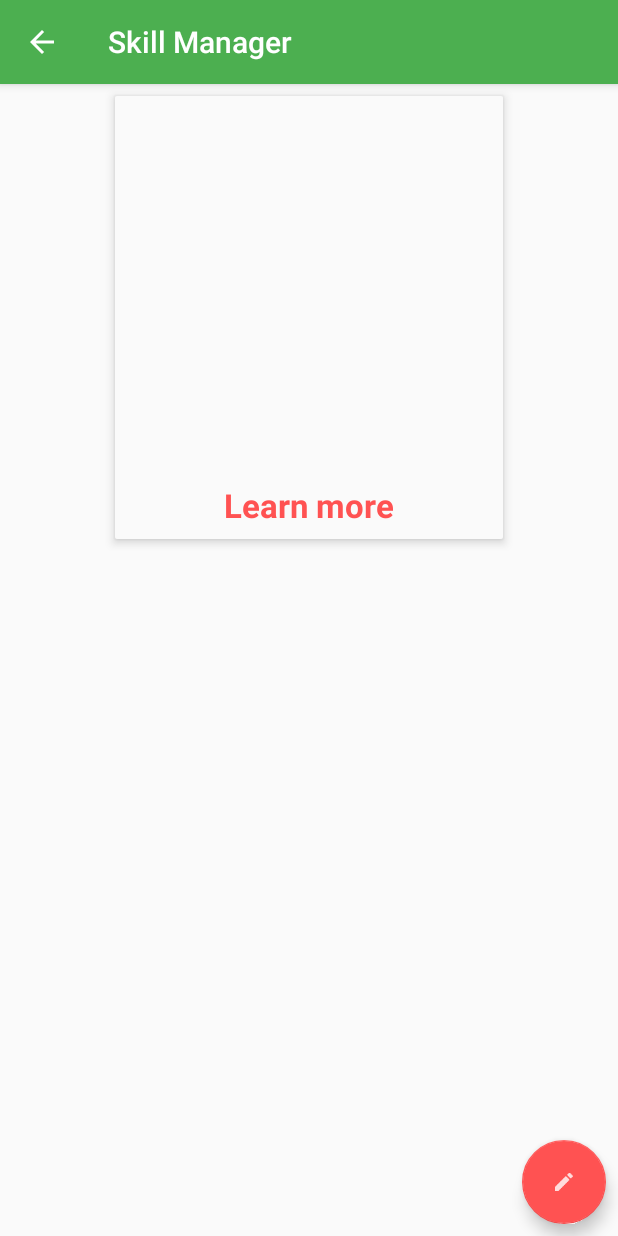
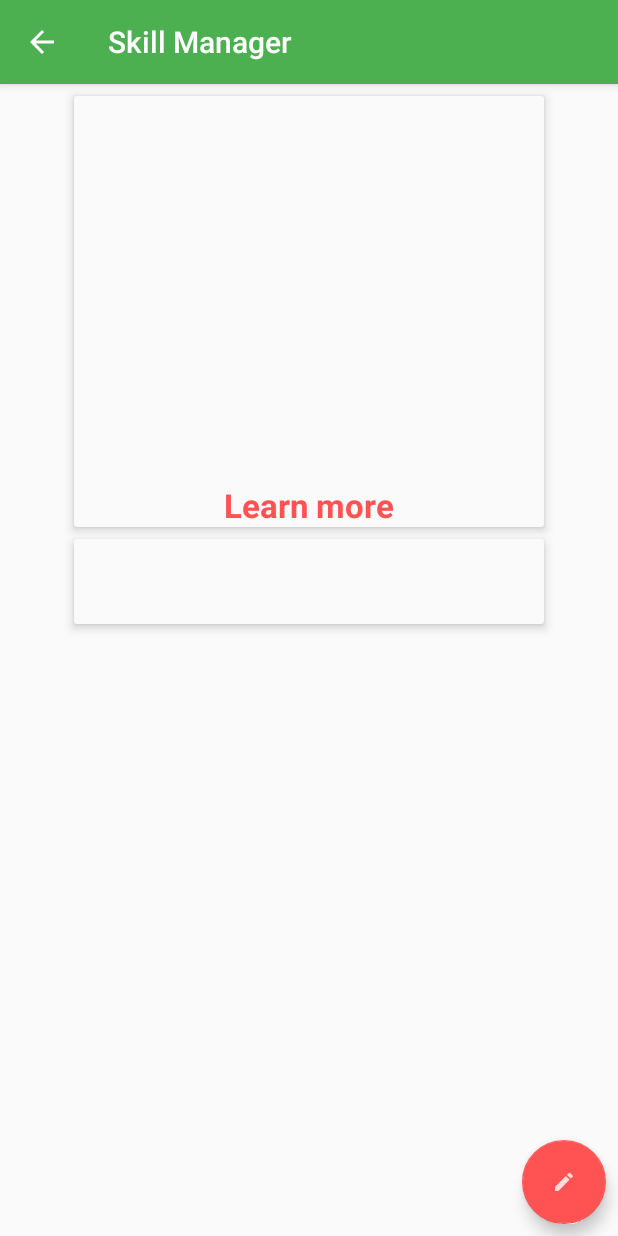
Before and after one commit to pedrofelipemm/Android-Developer-Nanodegree-Capstone-Project-Skill-Manager, an Android app: the SkillActivity screen opened directly, with no data from a screen before it, on a phone screen of 412 x 824 dp. Run offline under Robolectric (Android 15) with nearby library versions, the phone set to English and light mode, and no system bars; our stand-ins replace ButterKnife, Picasso.

Commit message:
ActivitySkill - redesign and land layout

```diff
--- a/app/src/main/java/study/pmoreira/skillmanager/ui/skill/SkillActivity.java
+++ b/app/src/main/java/study/pmoreira/skillmanager/ui/skill/SkillActivity.java
@@ -3,6 +3,7 @@ package study.pmoreira.skillmanager.ui.skill;
 import android.content.Context;
 import android.content.Intent;
 import android.os.Bundle;
+import android.support.annotation.Nullable;
 import android.support.design.widget.FloatingActionButton;
 import android.support.v7.widget.CardView;
 import android.view.View;
@@ -28,6 +29,10 @@ public class SkillActivity extends BaseActivity {
     @BindView(R.id.cardview)
     CardView mCardView;
 
+    @Nullable
+    @BindView(R.id.skill_name_textview)
+    TextView mNameTextView;
+
     @BindView(R.id.skill_description_textview)
     TextView mDescriptionTextView;
 
@@ -52,6 +57,7 @@ public class SkillActivity extends BaseActivity {
     }
 
     public void setupViews(final Skill skill) {
+        if (mNameTextView != null) mNameTextView.setText(skill.getName());
         mDescriptionTextView.setText(skill.getDescription());
 
         Picasso.with(this)
--- /dev/null
+++ b/app/src/main/res/layout-land/activity_skill.xml
@@ -0,0 +1,128 @@
+<?xml version="1.0" encoding="utf-8"?>
+<android.support.constraint.ConstraintLayout
+    xmlns:android="http://schemas.android.com/apk/res/android"
+    xmlns:app="http://schemas.android.com/apk/res-auto"
+    xmlns:tools="http://schemas.android.com/tools"
+    android:layout_width="match_parent"
+    android:layout_height="match_parent"
+    tools:context="study.pmoreira.skillmanager.ui.skill.SkillActivity">
+
+    <android.support.constraint.Guideline
+        android:id="@+id/guideline"
+        android:layout_width="wrap_content"
+        android:layout_height="wrap_content"
+        android:orientation="vertical"
+        app:layout_constraintGuide_percent="0.4"/>
+
+    <android.support.v7.widget.CardView
+        android:id="@+id/cardview"
+        android:layout_width="0dp"
+        android:layout_height="0dp"
+        android:layout_margin="@dimen/default_margin"
+        android:clickable="true"
+        android:focusable="true"
+        android:foreground="?selectableItemBackground"
+        app:cardCornerRadius="@dimen/cardRadius"
+        app:cardElevation="@dimen/cardElevation"
+        app:cardPreventCornerOverlap="false"
+        app:cardBackgroundColor="@color/cardViewBackground"
+        app:layout_constraintBottom_toBottomOf="parent"
+        app:layout_constraintLeft_toLeftOf="parent"
+        app:layout_constraintRight_toLeftOf="@+id/guideline"
+        app:layout_constraintTop_toTopOf="parent">
+
+        <android.support.constraint.ConstraintLayout
+            android:layout_width="match_parent"
+            android:layout_height="match_parent">
+
+            <ImageView
+                android:id="@+id/skill_pic_imageview"
+                android:layout_width="0dp"
+                android:layout_height="0dp"
+                android:layout_marginBottom="@dimen/default_margin"
+                android:contentDescription="@string/skill_image_content_description"
+                android:scaleType="centerCrop"
+                app:layout_constraintBottom_toTopOf="@+id/learn_more_textview"
+                app:layout_constraintLeft_toLeftOf="parent"
+                app:layout_constraintRight_toRightOf="parent"
+                app:layout_constraintTop_toTopOf="parent"
+                tools:src="@drawable/skill_placeholder"/>
+
+            <TextView
+                android:id="@+id/learn_more_textview"
+                style="@style/TextAppearance.AppCompat.Large"
+                android:layout_width="wrap_content"
+                android:layout_height="wrap_content"
+                android:layout_margin="@dimen/default_margin"
+                android:text="@string/learn_more"
+                android:textColor="@color/colorAccent"
+                android:textStyle="bold"
+                app:layout_constraintBottom_toBottomOf="parent"
+                app:layout_constraintLeft_toLeftOf="parent"
+                app:layout_constraintRight_toRightOf="parent"/>
+
+        </android.support.constraint.ConstraintLayout>
+
+    </android.support.v7.widget.CardView>
+
+    <TextView
+        android:id="@+id/skill_name_textview"
+        style="@style/TextAppearance.AppCompat.Large"
+        android:layout_width="wrap_content"
+        android:layout_height="wrap_content"
+        android:layout_margin="@dimen/default_margin2x"
+        android:ellipsize="end"
+        android:maxLines="1"
+        app:layout_constraintBottom_toTopOf="@id/scrollView"
+        app:layout_constraintLeft_toLeftOf="@+id/guideline"
+        app:layout_constraintRight_toRightOf="@+id/scrollView"
+        app:layout_constraintTop_toTopOf="parent"
+        tools:text="Peter Park Very Long "/>
+
+    <ScrollView
+        android:id="@+id/scrollView"
+        android:layout_width="0dp"
+        android:layout_height="0dp"
+        app:layout_constraintBottom_toBottomOf="parent"
+        app:layout_constraintLeft_toLeftOf="@id/guideline"
+        app:layout_constraintRight_toRightOf="parent"
+        app:layout_constraintTop_toBottomOf="@id/skill_name_textview">
+
+        <android.support.v7.widget.CardView
+            android:id="@+id/description_cardview"
+            android:layout_width="match_parent"
+            android:layout_height="wrap_content"
+            android:layout_margin="@dimen/default_margin"
+            android:clickable="true"
+            android:focusable="true"
+            android:foreground="?selectableItemBackground"
+            app:cardCornerRadius="@dimen/cardRadius"
+            app:cardElevation="@dimen/cardElevation"
+            app:cardPreventCornerOverlap="false"
+            app:layout_constraintBottom_toBottomOf="parent"
+            app:layout_constraintLeft_toLeftOf="parent"
+            app:layout_constraintRight_toLeftOf="@+id/guideline"
+            app:layout_constraintTop_toTopOf="parent">
+
+            <TextView
+                android:id="@+id/skill_description_textview"
+                style="@style/TextAppearance.AppCompat.Medium"
+                android:layout_width="match_parent"
+                android:layout_height="wrap_content"
+                android:layout_margin="@dimen/default_margin2x"
+                tools:text="Android is a mobile operating system developed by Google, based on the Linux kernel and designed primarily for touchscreen mobile devices such as smartphones and tablets. https://en.wikipedia.org/wiki/Android_(operating_system)"/>
+
+        </android.support.v7.widget.CardView>
+
+    </ScrollView>
+
+    <android.support.design.widget.FloatingActionButton
+        android:id="@+id/skill_fab"
+        style="@style/default_fab"
+        android:layout_width="@dimen/default_fab_dimen"
+        android:layout_height="@dimen/default_fab_dimen"
+        android:src="@drawable/ic_edit"
+        app:layout_constraintBottom_toBottomOf="parent"
+        app:layout_constraintRight_toRightOf="parent"/>
+
+</android.support.constraint.ConstraintLayout>
--- a/app/src/main/res/layout/activity_skill.xml
+++ b/app/src/main/res/layout/activity_skill.xml
@@ -1,5 +1,4 @@
 <?xml version="1.0" encoding="utf-8"?>
-<!-- TODO: land layout -->
 <FrameLayout
     xmlns:android="http://schemas.android.com/apk/res/android"
     xmlns:app="http://schemas.android.com/apk/res-auto"
@@ -12,53 +11,61 @@
         android:layout_width="match_parent"
         android:layout_height="match_parent">
 
-        <LinearLayout
-            android:layout_width="match_parent"
-            android:layout_height="wrap_content"
-            android:orientation="vertical">
-
-            <LinearLayout
+        <android.support.constraint.ConstraintLayout
             android:layout_width="match_parent"
             android:layout_height="wrap_content">
 
-                <View
-                    android:layout_width="0dp"
-                    android:layout_height="0dp"
-                    android:layout_weight="1"
-                    android:visibility="invisible"/>
+            <android.support.constraint.Guideline
+                android:id="@+id/guideline"
+                android:layout_width="wrap_content"
+                android:layout_height="wrap_content"
+                android:orientation="vertical"
+                app:layout_constraintGuide_percent="0.1"
+                tools:layout_editor_absoluteX="39dp"
+                tools:layout_editor_absoluteY="81dp"/>
 
-                <FrameLayout
-                    android:layout_width="0dp"
+            <android.support.constraint.Guideline
+                android:id="@+id/guideline2"
+                android:layout_width="wrap_content"
                 android:layout_height="wrap_content"
-                    android:layout_weight="4">
+                android:orientation="vertical"
+                app:layout_constraintGuide_percent="0.9"
+                tools:layout_editor_absoluteX="346dp"
+                tools:layout_editor_absoluteY="81dp"/>
 
             <android.support.v7.widget.CardView
                 android:id="@+id/cardview"
-                        android:layout_width="match_parent"
+                android:layout_width="0dp"
                 android:layout_height="wrap_content"
                 android:layout_margin="@dimen/default_margin"
                 android:clickable="true"
                 android:focusable="true"
                 android:foreground="?selectableItemBackground"
+                app:cardBackgroundColor="@color/cardViewBackground"
                 app:cardCornerRadius="@dimen/cardRadius"
                 app:cardElevation="@dimen/cardElevation"
-                        app:cardPreventCornerOverlap="false">
+                app:cardPreventCornerOverlap="false"
+                app:layout_constraintLeft_toLeftOf="@+id/guideline"
+                app:layout_constraintRight_toLeftOf="@+id/guideline2"
+                app:layout_constraintTop_toTopOf="parent">
 
-                        <LinearLayout
+                <android.support.constraint.ConstraintLayout
                     android:layout_width="match_parent"
-                            android:layout_height="wrap_content"
-                            android:background="#FAFAFA"
-                            android:orientation="vertical">
+                    android:layout_height="wrap_content">
 
                     <ImageView
                         android:id="@+id/skill_pic_imageview"
-                                android:layout_width="match_parent"
-                                android:layout_height="@dimen/skillImageHeight"
+                        android:layout_width="0dp"
+                        android:layout_height="250dp"
                         android:contentDescription="@string/skill_image_content_description"
                         android:scaleType="centerCrop"
+                        app:layout_constraintLeft_toLeftOf="parent"
+                        app:layout_constraintRight_toRightOf="parent"
+                        app:layout_constraintTop_toTopOf="parent"
                         tools:src="@color/colorPrimary"/>
 
                     <TextView
+                        android:id="@+id/learn_more_textview"
                         style="@style/TextAppearance.AppCompat.Large"
                         android:layout_width="wrap_content"
                         android:layout_height="wrap_content"
@@ -66,31 +73,61 @@
                         android:layout_margin="@dimen/default_margin"
                         android:text="@string/learn_more"
                         android:textColor="@color/colorAccent"
-                                android:textStyle="bold"/>
+                        android:textStyle="bold"
+                        app:layout_constraintLeft_toLeftOf="parent"
+                        app:layout_constraintRight_toRightOf="parent"
+                        app:layout_constraintTop_toBottomOf="@+id/skill_pic_imageview"/>
 
-                        </LinearLayout>
+
+                </android.support.constraint.ConstraintLayout>
 
             </android.support.v7.widget.CardView>
 
-                </FrameLayout>
+            <android.support.v7.widget.CardView
+                android:id="@+id/desc_cardview"
+                android:layout_width="0dp"
+                android:layout_height="wrap_content"
+                android:layout_margin="@dimen/default_margin"
+                android:clickable="true"
+                android:focusable="true"
+                android:foreground="?selectableItemBackground"
+                app:cardBackgroundColor="@color/cardViewBackground"
+                app:cardCornerRadius="@dimen/cardRadius"
+                app:cardElevation="@dimen/cardElevation"
+                app:cardPreventCornerOverlap="false"
+                app:layout_constraintLeft_toLeftOf="@+id/guideline"
+                app:layout_constraintRight_toLeftOf="@+id/guideline2"
+                app:layout_constraintTop_toBottomOf="@id/cardview">
 
-                <View
-                    android:layout_width="0dp"
-                    android:layout_height="0dp"
-                    android:layout_weight="1"
-                    android:visibility="invisible"/>
-
-            </LinearLayout>
+                <android.support.constraint.ConstraintLayout
+                    android:layout_width="match_parent"
+                    android:layout_height="wrap_content">
 
                     <TextView
                         android:id="@+id/skill_description_textview"
                         style="@style/TextAppearance.AppCompat.Medium"
-                android:layout_width="match_parent"
+                        android:layout_width="0dp"
                         android:layout_height="wrap_content"
                         android:layout_margin="@dimen/default_margin2x"
+                        app:layout_constraintBottom_toBottomOf="parent"
+                        app:layout_constraintLeft_toLeftOf="parent"
+                        app:layout_constraintRight_toRightOf="parent"
+                        app:layout_constraintTop_toTopOf="parent"
                         tools:text="Android is a mobile operating system developed by Google, based on the Linux kernel and designed primarily for touchscreen mobile devices such as smartphones and tablets. https://en.wikipedia.org/wiki/Android_(operating_system)"/>
 
-        </LinearLayout>
+                </android.support.constraint.ConstraintLayout>
+
+            </android.support.v7.widget.CardView>
+
+            <View
+                android:layout_width="wrap_content"
+                android:layout_height="wrap_content"
+                android:layout_margin="@dimen/default_margin2x"
+                app:layout_constraintLeft_toLeftOf="parent"
+                app:layout_constraintRight_toRightOf="parent"
+                app:layout_constraintTop_toBottomOf="@id/desc_cardview"/>
+
+        </android.support.constraint.ConstraintLayout>
 
     </ScrollView>
 
--- a/app/src/main/res/values/colors.xml
+++ b/app/src/main/res/values/colors.xml
@@ -3,4 +3,6 @@
     <color name="colorPrimary">#4CAF50</color>
     <color name="colorPrimaryDark">#388E3C</color>
     <color name="colorAccent">#FF5252</color>
+
+    <color name="cardViewBackground">#FAFAFA</color>
 </resources>
```
Lines whose indentation alone changed are shown as unchanged.
